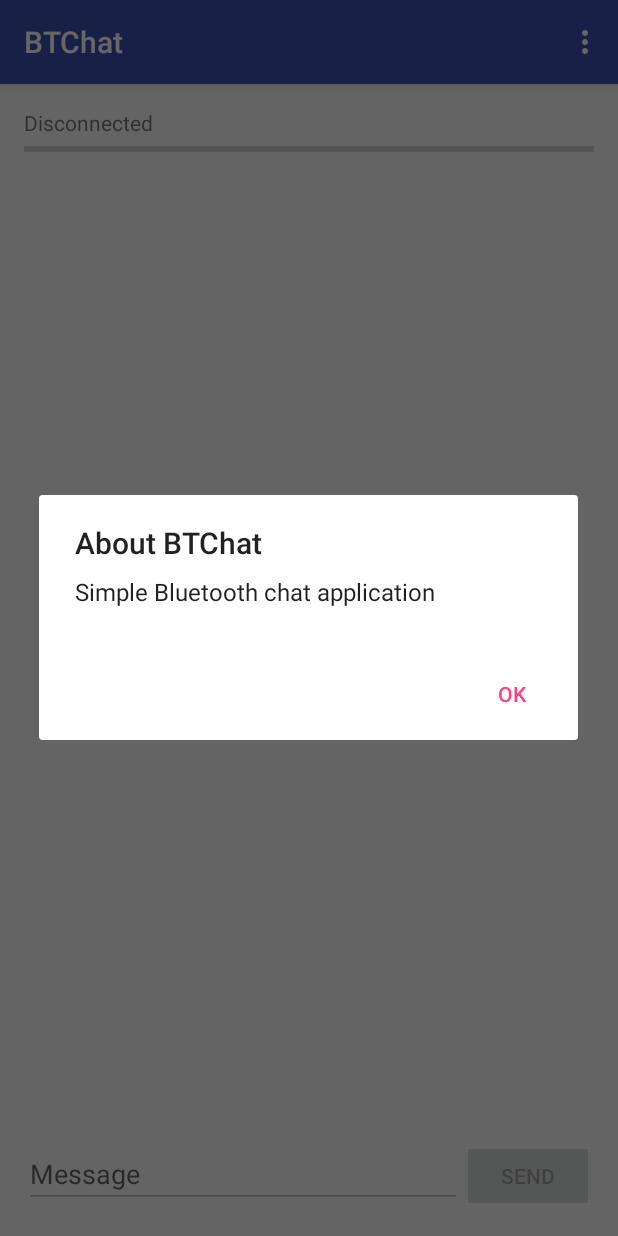
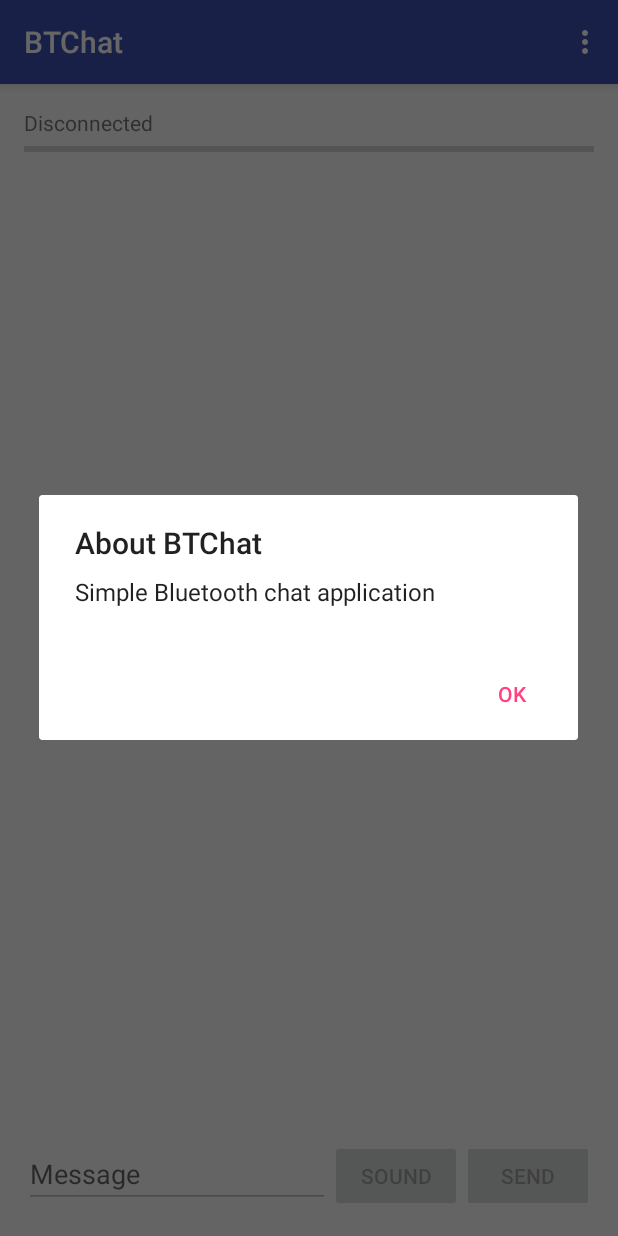
Before and after one commit to yamashita1224/BTChat, an Android app: the screen it shows after launch (MainActivity), in the options menu, after a tap on "About", on a phone screen of 412 x 824 dp. Run offline under Robolectric (Android 15) with nearby library versions, the phone set to English and light mode, and no system bars; pictures from the network do not load.

Commit message:
ChatMessageクラスを拡張することで音の再生の指示を送信するよう変更

```diff
--- a/app/src/main/java/jp/ac/titech/itpro/sdl/btchat/message/ChatMessage.java
+++ b/app/src/main/java/jp/ac/titech/itpro/sdl/btchat/message/ChatMessage.java
@@ -8,17 +8,21 @@ public class ChatMessage implements Parcelable {
     final static String FIELD_TIME = "time";
     final static String FIELD_CONTENT = "content";
     final static String FIELD_SENDER = "sender";
+    public final static int TYPE_STR = 1;
+    public final static int TYPE_SOUND = 2;
 
     public int seq;
     public long time;
     public String content;
     public String sender;
+    public int type;
 
-    public ChatMessage(int seq, long time, String content, String sender) {
+    public ChatMessage(int seq, long time, String content, String sender, int type) {
         this.seq = seq;
         this.time = time;
         this.content = content;
         this.sender = sender;
+        this.type = type;
     }
 
     private ChatMessage(Parcel in) {
--- a/app/src/main/java/jp/ac/titech/itpro/sdl/btchat/message/ChatMessageReader.java
+++ b/app/src/main/java/jp/ac/titech/itpro/sdl/btchat/message/ChatMessageReader.java
@@ -73,6 +73,6 @@ public class ChatMessageReader implements Closeable {
             }
         }
         reader.endObject();
-        return new ChatMessage(seq, time, content, sender);
+        return new ChatMessage(seq, time, content, sender, ChatMessage.TYPE_STR);
     }
 }
--- a/app/src/main/res/layout/activity_main.xml
+++ b/app/src/main/res/layout/activity_main.xml
@@ -44,7 +44,12 @@
             android:layout_height="wrap_content"
             android:layout_weight="1"
             android:hint="@string/input_text_hint"/>
-
+        <Button
+            android:id="@+id/sound_button"
+            android:layout_width="wrap_content"
+            android:layout_height="wrap_content"
+            android:onClick="onClickSoundButton"
+            android:text="@string/sound_button_label"/>
         <Button
             android:id="@+id/send_button"
             android:layout_width="wrap_content"
--- a/app/src/main/res/values/strings.xml
+++ b/app/src/main/res/values/strings.xml
@@ -8,6 +8,7 @@
 
     <string name="send_button_label">Send</string>
     <string name="input_text_hint">Message</string>
+    <string name="sound_button_label">Sound</string>
 
     <string name="menu_connect_title">Connect</string>
     <string name="menu_disconnect_title">Disconnect</string>
```
Also changed, not shown: app/src/main/java/jp/ac/titech/itpro/sdl/btchat/MainActivity.java (+32 -2 lines).
